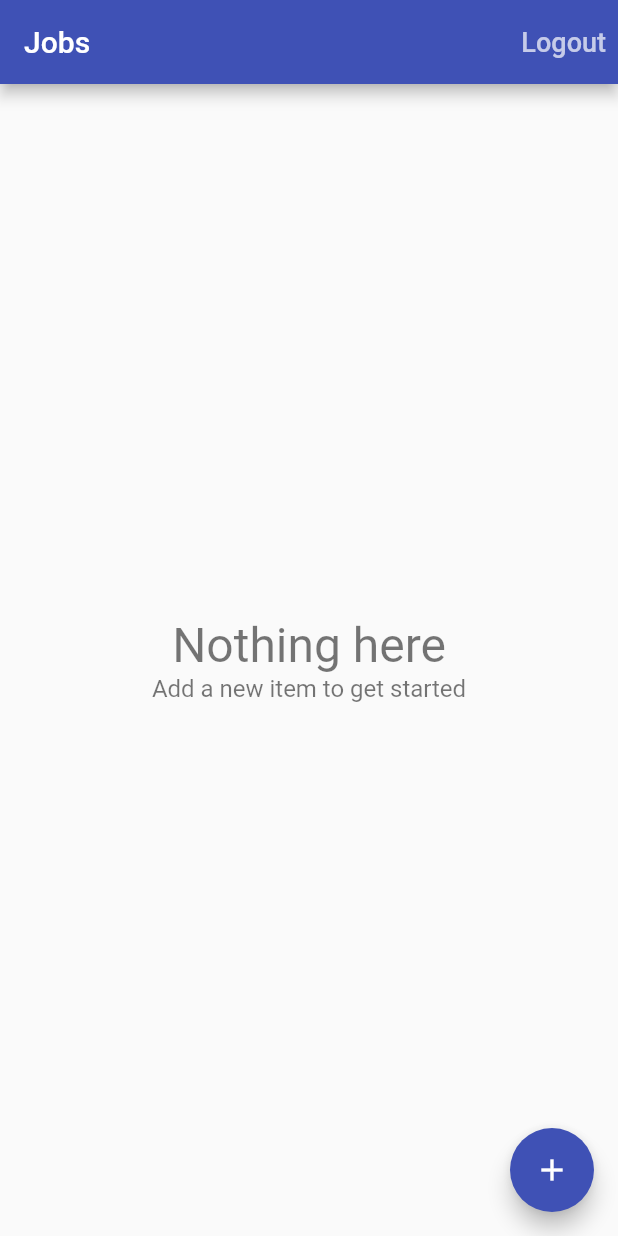
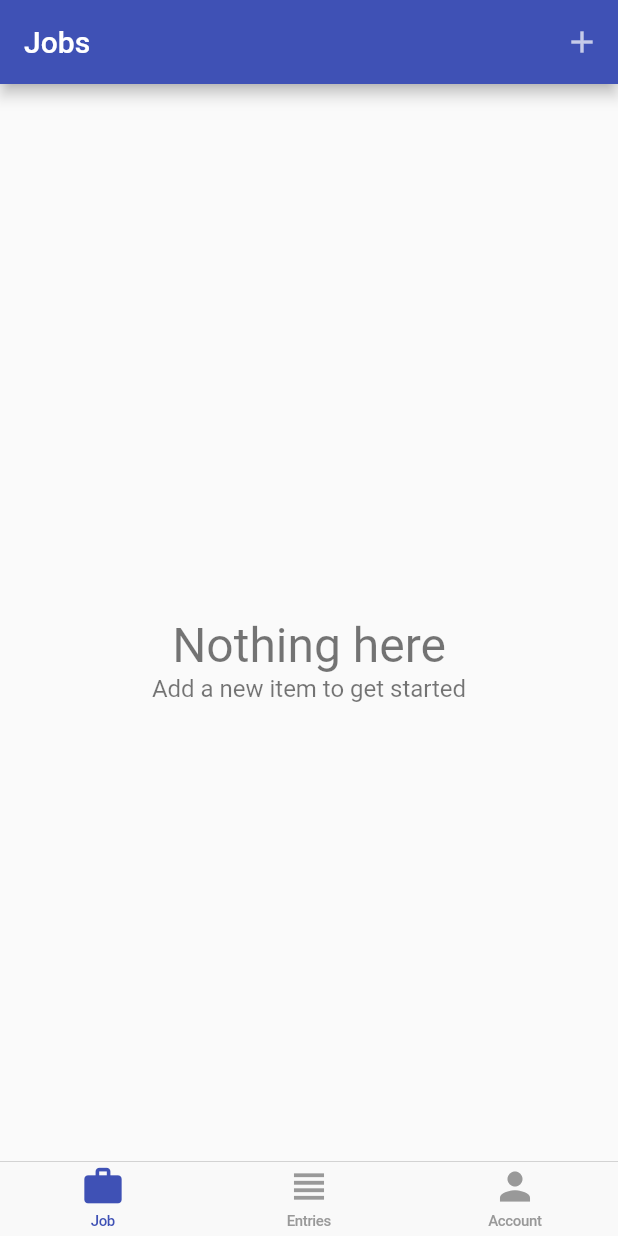
Before and after one commit to DQLok/Flutter_Demo, a Flutter app: the screen it shows once a user with an empty profile is signed in, on a phone screen of 412 x 824 dp. Run offline on Flutter 3.47's test engine with Material 2 defaults, Android fonts, the phone set to English and light mode, and no system bars; our stand-ins replace cloud_firestore, firebase_auth, firebase_core, google_sign_in; missing offline and left inert: flutter_facebook_auth; accounts and stored records are empty.

Commit message:
Bottom Navigation with the Cupertino widgets

```diff
--- /dev/null
+++ b/lib/app/home/cupertino_home_scaffold.dart
@@ -0,0 +1,47 @@
+import 'package:flutter/cupertino.dart';
+import 'package:flutter/material.dart';
+import 'package:time_tracker_flutter_course/app/home/jobs/job_page.dart';
+import 'package:time_tracker_flutter_course/app/home/tab_item.dart';
+
+class CupertinoHomeScaffold extends StatelessWidget {
+  const CupertinoHomeScaffold(
+      {Key? key,
+      required this.currentTab,
+      required this.onSeclectTab,
+      required this.widgetBuilders,
+      required this.navigatorKeys})
+      : super(key: key);
+  final TabItem currentTab;
+  final ValueChanged<TabItem> onSeclectTab;
+  final Map<TabItem, WidgetBuilder> widgetBuilders;
+  final Map<TabItem, GlobalKey<NavigatorState>> navigatorKeys;
+  @override
+  Widget build(BuildContext context) {
+    return CupertinoTabScaffold(
+      tabBar: CupertinoTabBar(
+        items: [
+          _buildItem(TabItem.jobs),
+          _buildItem(TabItem.entries),
+          _buildItem(TabItem.account)
+        ],
+        onTap: (index) => onSeclectTab(TabItem.values[index]),
+      ),
+      tabBuilder: (context, index) {
+        final item = TabItem.values[index];
+        return CupertinoTabView(
+          navigatorKey: navigatorKeys[item],
+          builder: (context) => widgetBuilders[item]!(context),
+        );
+      },
+    );
+  }
+
+  BottomNavigationBarItem _buildItem(TabItem tabItem) {
+    final iteamData = TabItemData.allTabs[tabItem];
+    final color = currentTab == tabItem ? Colors.indigo : Colors.grey;
+    return BottomNavigationBarItem(
+      icon: Icon(iteamData!.icon),
+      label: iteamData.title,
+    );
+  }
+}
--- /dev/null
+++ b/lib/app/home/home_page.dart
@@ -0,0 +1,53 @@
+import 'package:flutter/material.dart';
+import 'package:time_tracker_flutter_course/app/home/account/account_page.dart';
+import 'package:time_tracker_flutter_course/app/home/cupertino_home_scaffold.dart';
+import 'package:time_tracker_flutter_course/app/home/jobs/job_page.dart';
+import 'package:time_tracker_flutter_course/app/home/tab_item.dart';
+
+class HomePage extends StatefulWidget {
+  const HomePage({Key? key}) : super(key: key);
+
+  @override
+  _HomePageState createState() => _HomePageState();
+}
+
+class _HomePageState extends State<HomePage> {
+  TabItem _currentTab = TabItem.jobs;
+
+  final Map<TabItem, GlobalKey<NavigatorState>> navigatorKeys = {
+    TabItem.jobs: GlobalKey<NavigatorState>(),
+    TabItem.entries: GlobalKey<NavigatorState>(),
+    TabItem.account: GlobalKey<NavigatorState>(),
+  };
+
+  Map<TabItem, WidgetBuilder> get widgetBuilders {
+    return {
+      TabItem.jobs: (_) => JobsPage(),
+      TabItem.entries: (_) => Container(),
+      TabItem.account: (_) => AccountPage(),
+    };
+  }
+
+  void _select(TabItem tabIteam) {
+    if (tabIteam==_currentTab){
+      navigatorKeys[tabIteam]?.currentState?.popUntil((route) => route.isFirst);
+    }else{
+    setState(() {
+      _currentTab = tabIteam;
+    });
+    }
+  }
+
+  @override
+  Widget build(BuildContext context) {
+    return WillPopScope(
+        onWillPop: () async =>
+            !await navigatorKeys[_currentTab]!.currentState!.maybePop(),
+        child: CupertinoHomeScaffold(
+          currentTab: _currentTab,
+          onSeclectTab: _select,
+          widgetBuilders: widgetBuilders,
+          navigatorKeys: navigatorKeys,
+        ));
+  }
+}
--- a/lib/app/home/job_entries/entry_page.dart
+++ b/lib/app/home/job_entries/entry_page.dart
@@ -21,7 +21,7 @@ class EntryPage extends StatefulWidget {
       Database? database,
       Job? job,
       Entry? entry}) async {
-    await Navigator.of(context!).push(
+    await Navigator.of(context!,rootNavigator: true).push(
       MaterialPageRoute(
         builder: (context) =>
             EntryPage(database: database, job: job, entry: entry),
--- a/lib/app/home/jobs/edit_job_page.dart
+++ b/lib/app/home/jobs/edit_job_page.dart
@@ -12,7 +12,7 @@ class EditJobPage extends StatefulWidget {
   final Job? job;
 
   static Future<void> show(BuildContext context,{Database? database,Job? job}) async {
-    await Navigator.of(context).push(MaterialPageRoute(
+    await Navigator.of(context,rootNavigator: true).push(MaterialPageRoute(
         builder: (context) => EditJobPage(
               database: database,
               job: job,
--- a/lib/app/home/jobs/job_page.dart
+++ b/lib/app/home/jobs/job_page.dart
@@ -1,4 +1,5 @@
 import 'package:firebase_core/firebase_core.dart';
+import 'package:flutter/cupertino.dart';
 import 'package:flutter/material.dart';
 import 'package:provider/provider.dart';
 import 'package:time_tracker_flutter_course/app/home/job_entries/job_entries_page.dart';
@@ -13,23 +14,6 @@ import 'package:time_tracker_flutter_course/services/auth.dart';
 import 'package:time_tracker_flutter_course/services/database.dart';
 
 class JobsPage extends StatelessWidget {
-  Future<void> _signOut(BuildContext context) async {
-    final auth = Provider.of<AuthBase>(context, listen: false);
-    try {
-      await auth.signOut();
-    } catch (e) {
-      print(e.toString());
-    }
-  }
-
-  Future<void> _confirmSignOut(BuildContext context) async {
-    final didRequestSignOut = await showAlertDialog(context,
-        title: 'Logout',
-        content: 'Are you sure that you want to logout?',
-        defaultActionText: 'Logout',
-        cancelActionText: 'Cancel');
-    if (didRequestSignOut == true) _signOut(context);
-  }
 
   Future<void> _delete(BuildContext context, Job job) async {
     try {
@@ -47,21 +31,16 @@ class JobsPage extends StatelessWidget {
       appBar: AppBar(
         title: Text('Jobs'),
         actions: <Widget>[
-          TextButton(
-            child: Text(
-              'Logout',
-              style: TextStyle(fontSize: 18.0, color: Colors.white70),
-            ),
-            onPressed: () => _confirmSignOut(context),
-          ),
+          IconButton(
+              onPressed: () => EditJobPage.show(context,
+                  job: null, database: Provider.of(context, listen: false)),
+              icon: Icon(
+                Icons.add,
+                color: Colors.white70,
+              )),
         ],
       ),
       body: _buildContents(context),
-      floatingActionButton: FloatingActionButton(
-        child: Icon(Icons.add),
-        onPressed: () => EditJobPage.show(context,
-            job: null, database: Provider.of(context, listen: false)),
-      ),
     );
   }
 
--- /dev/null
+++ b/lib/app/home/tab_item.dart
@@ -0,0 +1,15 @@
+import 'package:flutter/material.dart';
+
+enum TabItem{jobs,entries,account}
+
+class TabItemData{
+  const TabItemData({required this.title,required this.icon});
+  final String title;
+  final IconData icon;
+
+  static const Map<TabItem,TabItemData> allTabs={
+    TabItem.jobs:TabItemData(title: 'Job',icon: Icons.work),
+    TabItem.entries:TabItemData(title: 'Entries',icon: Icons.view_headline),
+    TabItem.account:TabItemData(title: 'Account',icon: Icons.person),
+  };
+}
--- a/lib/app/lading_page.dart
+++ b/lib/app/lading_page.dart
@@ -1,6 +1,7 @@
 import 'package:firebase_auth/firebase_auth.dart';
 import 'package:flutter/material.dart';
 import 'package:provider/provider.dart';
+import 'package:time_tracker_flutter_course/app/home/home_page.dart';
 import 'package:time_tracker_flutter_course/app/home/jobs/job_page.dart';
 import 'package:time_tracker_flutter_course/app/sign_in/sign_in_page.dart';
 import 'package:time_tracker_flutter_course/services/auth.dart';
@@ -42,7 +43,7 @@ class LadingPage extends StatelessWidget {
               return SignInPage.create(context);
             }
             return Provider<Database>(
-              child: JobsPage(),
+              child: HomePage(),
               create: (_) => FirestoreDatabase(uid: user.uid),
             );
           }
```
Also changed, not shown: lib/app/home/account/account_page.dart (added, +45 -0 lines), lib/app/home/job_entries/job_entries_page.dart (+17 -16 lines).
